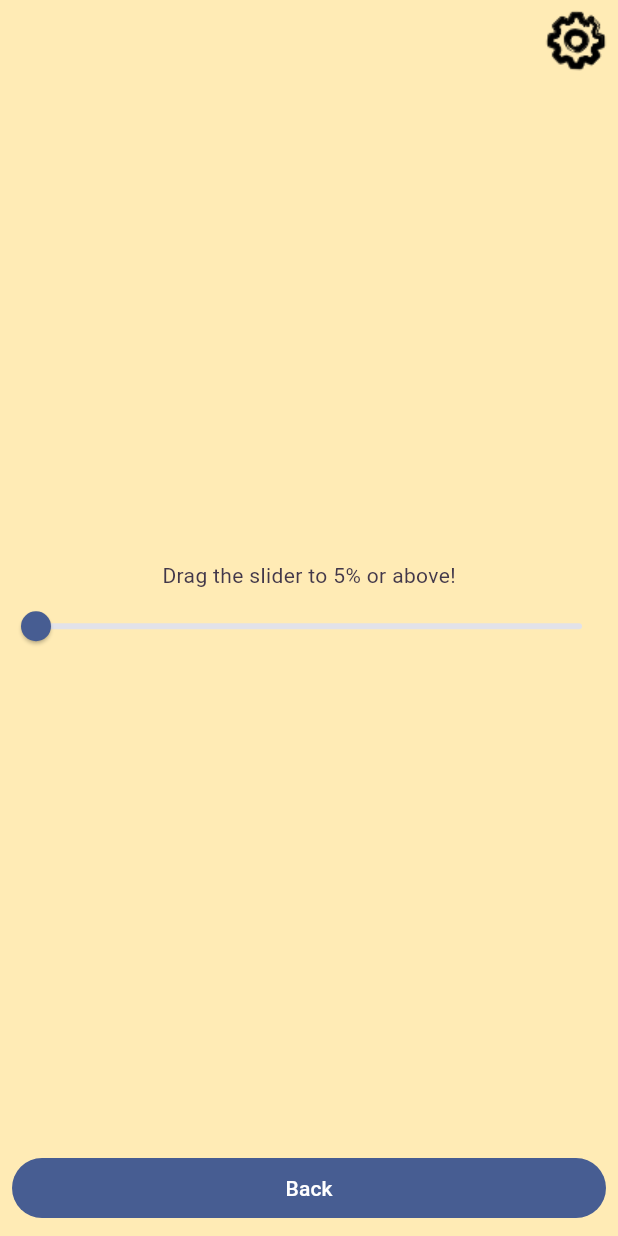
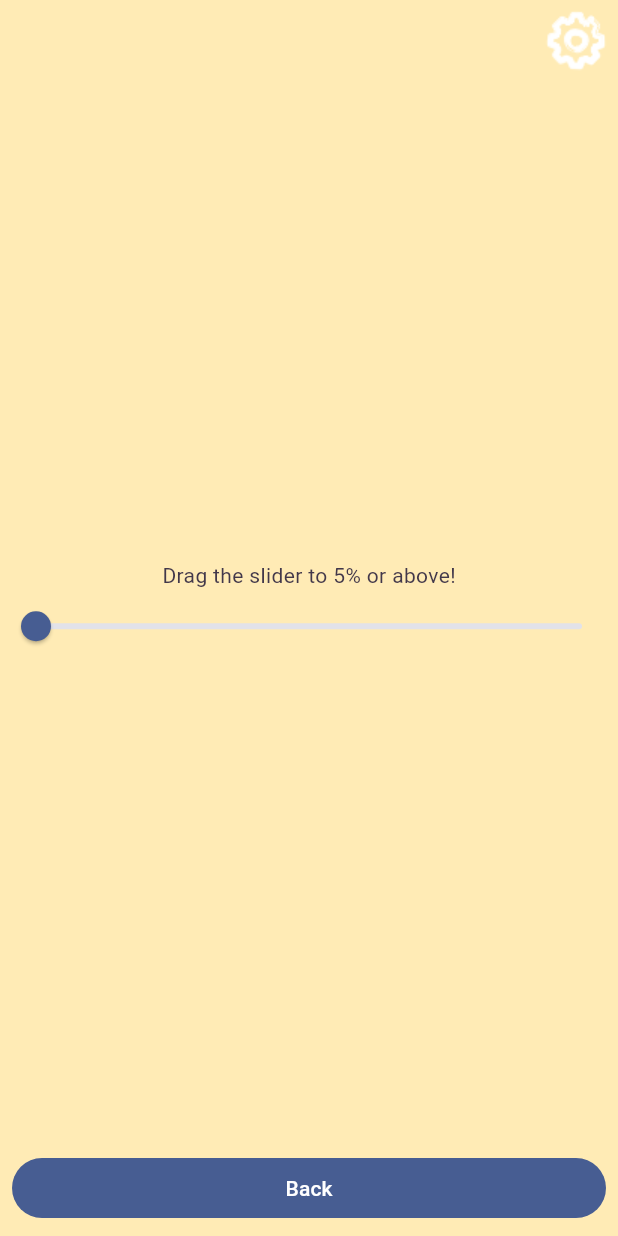
Before and after one commit to DenisMarshavka/game_test_template, a Flutter app: the PlaySessionScreen screen opened directly with sample values from the repository, on a phone screen of 412 x 824 dp. Run offline on Flutter 3.47's test engine with Material 2 defaults, Android fonts, the phone set to English and light mode, and no system bars; our stand-ins replace audioplayers, firebase_core, firebase_crashlytics, flutter_screenutil, go_router, google_mobile_ads and 2 more; missing offline and left inert: flame, games_services; accounts and stored records are empty.

Commit message:
Adjusted the positioning of control elements within the game interface for another games

```diff
--- a/lib/src/play_session/play_session_screen.dart
+++ b/lib/src/play_session/play_session_screen.dart
@@ -65,13 +65,16 @@ class _PlaySessionScreenState extends State<PlaySessionScreen> {
                 child: Column(
                   mainAxisAlignment: MainAxisAlignment.center,
                   children: [
-                    Align(
+                    SafeArea(
+                      child: Align(
                         alignment: Alignment.centerRight,
                         child: InkResponse(
                           onTap: () => GoRouter.of(context).push('/settings'),
                           child: Image.asset(
                             'assets/images/settings.png',
                             semanticLabel: 'Settings',
+                            color: Colors.white,
+                          ),
                         ),
                       ),
                     ),
@@ -89,13 +92,15 @@ class _PlaySessionScreenState extends State<PlaySessionScreen> {
                       ),
                     ),
                     const Spacer(),
-                    Padding(
+                    SafeArea(
+                      child: Padding(
                         padding: const EdgeInsets.all(8.0),
                         child: SizedBox(
                           width: double.infinity,
                           child: FilledButton(
                             onPressed: () => GoRouter.of(context).go('/play'),
                             child: const Text('Back'),
+                          ),
                         ),
                       ),
                     ),
```
Lines whose indentation alone changed are shown as unchanged.
